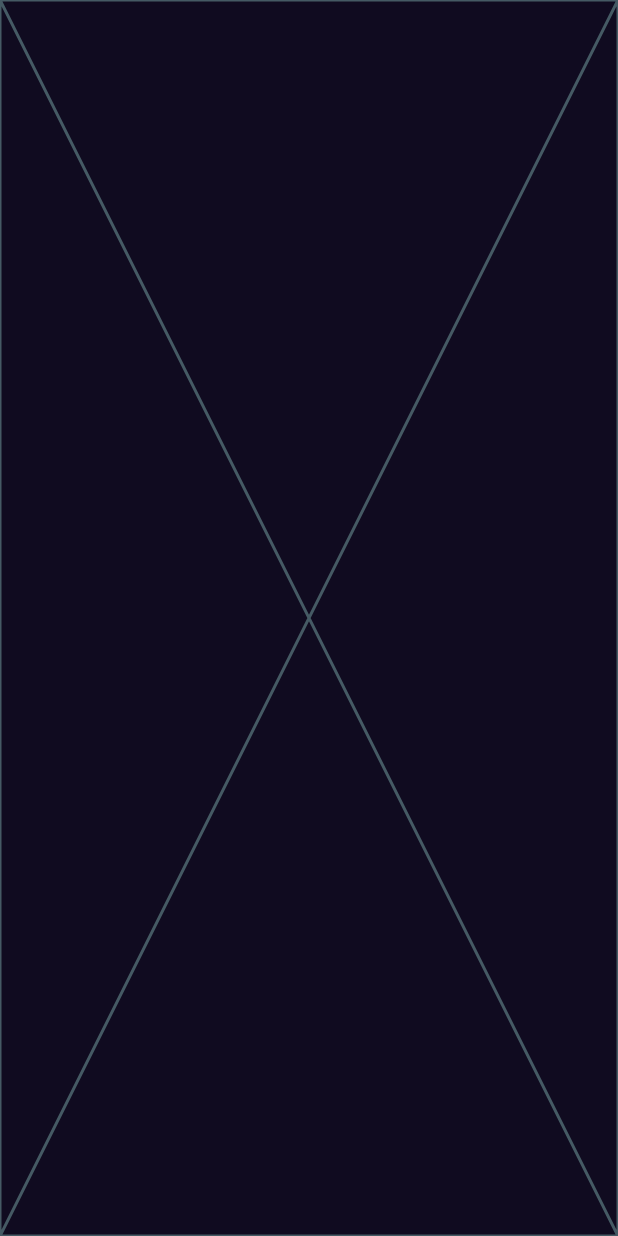
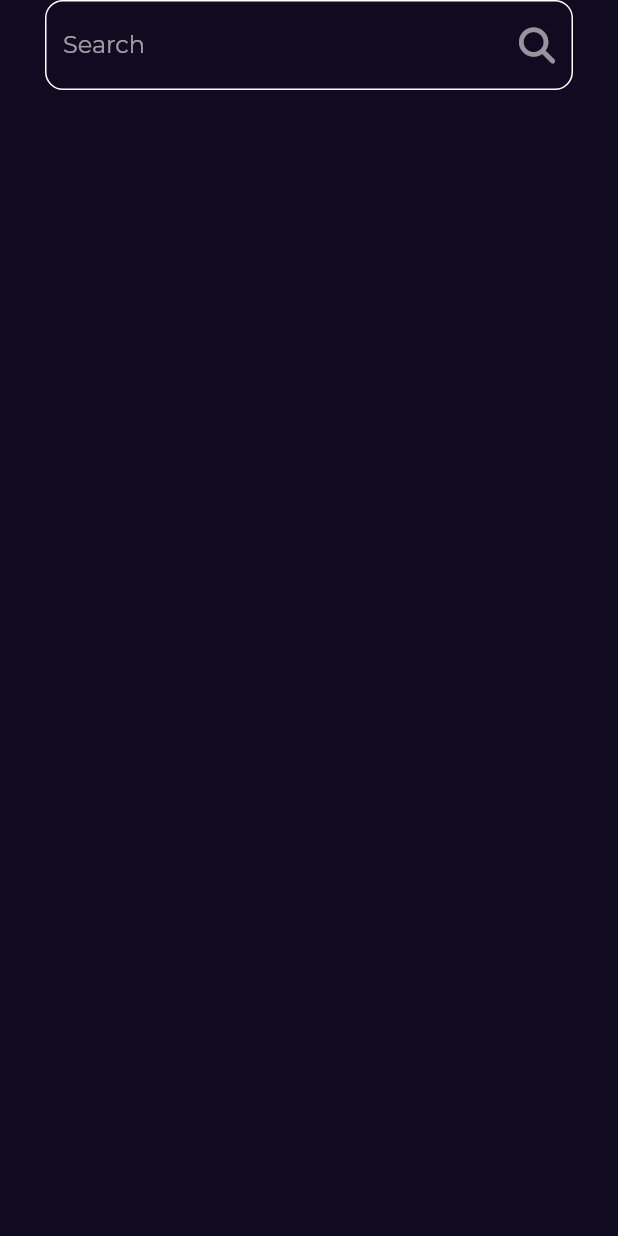
Before and after one commit to Nidjd/bookly-app, a Flutter app: the SearchView screen opened by its route, on a phone screen of 412 x 824 dp. Run offline on Flutter 3.47's test engine with Material 2 defaults, Android fonts, the phone set to English and light mode, and no system bars; our stand-ins replace font_awesome_flutter, go_router, google_fonts.

Commit message:
create custom search text field

```diff
--- a/lib/Features/home/presentation/views/widgets/custom_app_bar.dart
+++ b/lib/Features/home/presentation/views/widgets/custom_app_bar.dart
@@ -1,5 +1,7 @@
+import 'package:bookly/core/utils/app_router.dart';
 import 'package:flutter/material.dart';
 import 'package:font_awesome_flutter/font_awesome_flutter.dart';
+import 'package:go_router/go_router.dart';
 
 import '../../../../../core/utils/assets.dart';
 
@@ -9,13 +11,15 @@ class CustomAppBar extends StatelessWidget {
   @override
   Widget build(BuildContext context) {
     return Padding(
-      padding: const EdgeInsets.only( top: 40, bottom: 20),
+      padding: const EdgeInsets.only(top: 40, bottom: 20),
       child: Row(
         children: [
           Image.asset(AssetsData.logo, height: 18),
-          Spacer(),
+          const Spacer(),
           IconButton(
-            onPressed: () {},
+            onPressed: () {
+              GoRouter.of(context).push(AppRouter.ksearchView);
+            },
             icon: const Icon(FontAwesomeIcons.magnifyingGlass),
             iconSize: 24,
           ),
--- /dev/null
+++ b/lib/Features/search/presentation/views/widgets/custom_search_text_field.dart
@@ -0,0 +1,31 @@
+import 'package:flutter/material.dart';
+import 'package:font_awesome_flutter/font_awesome_flutter.dart';
+
+class CustomSearchTextField extends StatelessWidget {
+  const CustomSearchTextField({super.key});
+
+  @override
+  Widget build(BuildContext context) {
+    return TextField(
+      decoration: InputDecoration(
+          enabledBorder: buildOutlineInputBorder(),
+          focusedBorder: buildOutlineInputBorder(),
+          hintText: 'Search',
+          suffixIcon: Opacity(
+            opacity: 0.8,
+            child: IconButton(
+                onPressed: () {},
+                icon: const Icon(FontAwesomeIcons.magnifyingGlass)),
+          )),
+    );
+  }
+
+  OutlineInputBorder buildOutlineInputBorder() {
+    return OutlineInputBorder(
+          borderSide: const BorderSide(color: Colors.white),
+          borderRadius: BorderRadius.circular(
+            12,
+          ),
+        );
+  }
+}
--- a/lib/Features/search/presentation/views/widgets/search_view_body.dart
+++ b/lib/Features/search/presentation/views/widgets/search_view_body.dart
@@ -1,11 +1,22 @@
+import 'package:flutter/material.dart';
 import 'package:flutter/src/widgets/framework.dart';
 import 'package:flutter/src/widgets/placeholder.dart';
+import 'package:font_awesome_flutter/font_awesome_flutter.dart';
+
+import 'custom_search_text_field.dart';
 
 class SearchViewBody extends StatelessWidget {
   const SearchViewBody({super.key});
 
   @override
   Widget build(BuildContext context) {
-    return const Placeholder();
+    return Padding(
+      padding: const EdgeInsets.symmetric(horizontal: 30),
+      child: Column(
+        children: const [
+          CustomSearchTextField(),
+        ],
+      ),
+    );
   }
 }
```
